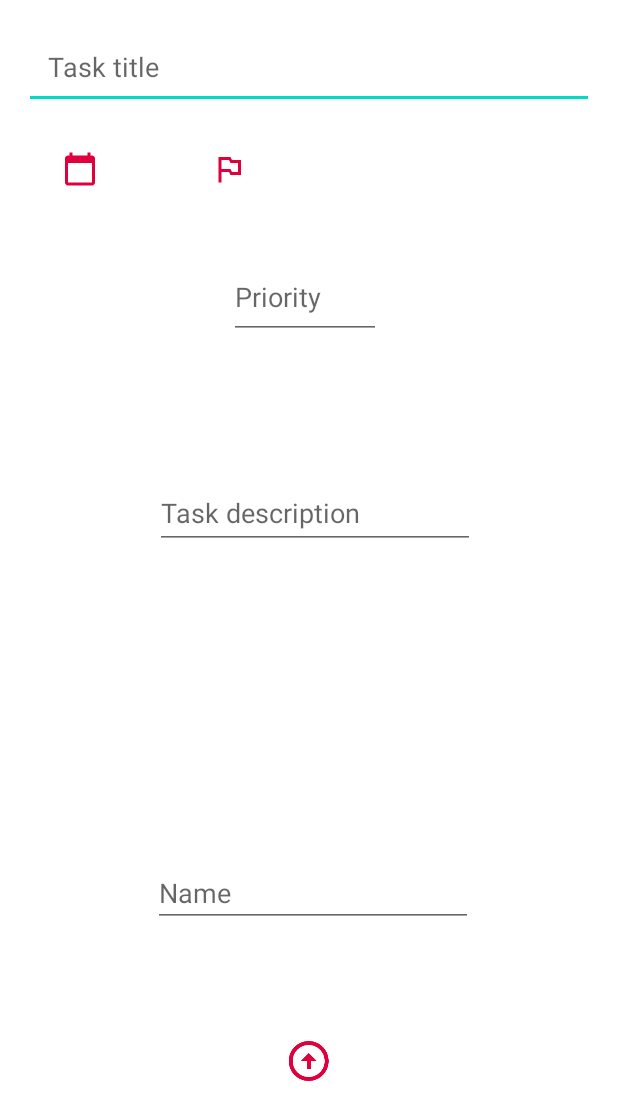
After one commit to EvgenDas/AndroidTaskManager, an Android app: the AddPage screen opened directly, with no data from a screen before it, on a phone screen of 412 x 824 dp. The commit adds this screen. Shown: the top 1120 px of the screen. Run offline under Robolectric (Android 15) with nearby library versions, the phone set to English and light mode, and no system bars.

Commit message:
Почти доделана страница добавления задачи, осталось разобраться с правильным отображением задач

```diff
--- a/app/build.gradle
+++ b/app/build.gradle
@@ -33,7 +33,10 @@ dependencies {
     implementation 'androidx.appcompat:appcompat:1.6.1'
     implementation 'com.google.android.material:material:1.8.0'
     implementation 'androidx.constraintlayout:constraintlayout:2.1.4'
+    implementation 'androidx.room:room-common:2.4.2'
+    implementation 'androidx.room:room-runtime:2.4.2'
     testImplementation 'junit:junit:4.13.2'
     androidTestImplementation 'androidx.test.ext:junit:1.1.5'
     androidTestImplementation 'androidx.test.espresso:espresso-core:3.5.1'
+    annotationProcessor 'androidx.room:room-compiler:2.4.2'
 }
--- a/app/src/main/AndroidManifest.xml
+++ b/app/src/main/AndroidManifest.xml
@@ -12,6 +12,9 @@
         android:theme="@style/Theme.AndroidTaskManager"
         tools:targetApi="31">
         <activity
+            android:name=".AddPage"
+            android:exported="false" />
+        <activity
             android:name=".TaskPage"
             android:exported="false" />
         <activity
@@ -23,6 +26,7 @@
                 <category android:name="android.intent.category.LAUNCHER" />
             </intent-filter>
         </activity>
+
         <meta-data
             android:name="preloaded_fonts"
             android:resource="@array/preloaded_fonts" />
--- /dev/null
+++ b/app/src/main/java/com/dashencko/androidtaskmanager/AddPage.java
@@ -0,0 +1,45 @@
+package com.dashencko.androidtaskmanager;
+
+import androidx.appcompat.app.AppCompatActivity;
+
+import android.annotation.SuppressLint;
+import android.content.Intent;
+import android.os.Bundle;
+import android.view.View;
+import android.widget.EditText;
+import android.widget.TextView;
+
+import com.dashencko.androidtaskmanager.Models.Task;
+import com.google.android.material.textview.MaterialTextView;
+
+public class AddPage extends AppCompatActivity {
+    EditText enter_todo_et, editTextPriority, editTextDescription, editTextName;
+
+
+
+    @Override
+    protected void onCreate(Bundle savedInstanceState) {
+        super.onCreate(savedInstanceState);
+        setContentView(R.layout.activity_add_page);
+
+        enter_todo_et = (EditText) findViewById(R.id.enter_todo_et);
+        editTextPriority = (EditText) findViewById(R.id.editTextPriority);
+        editTextDescription = (EditText) findViewById(R.id.editTextDescription);
+        editTextName = (EditText) findViewById(R.id.editTextName);
+
+    }
+
+    @SuppressLint("NotifyDataSetChanged")
+    public void updateText(View view) {
+
+
+        MainActivity.taskList.add(new Task(10, enter_todo_et.getText().toString(), editTextDescription.getText().toString(), editTextName.getText().toString(), editTextPriority.getText().toString(), "#9C2CF3", 2));
+        MainActivity.taskAdapter.notifyDataSetChanged();
+        MainActivity.FullTaskList.addAll(MainActivity.taskList);
+        Intent intent = new Intent(this, MainActivity.class);
+        startActivity(intent);
+
+
+
+    }
+}
--- /dev/null
+++ b/app/src/main/res/layout/activity_add_page.xml
@@ -0,0 +1,218 @@
+<?xml version="1.0" encoding="utf-8"?>
+<androidx.constraintlayout.widget.ConstraintLayout xmlns:android="http://schemas.android.com/apk/res/android"
+    xmlns:app="http://schemas.android.com/apk/res-auto"
+    xmlns:tools="http://schemas.android.com/tools"
+    android:layout_width="match_parent"
+    android:layout_height="match_parent"
+    tools:context=".AddPage">
+
+
+    <EditText
+        android:id="@+id/enter_todo_et"
+        android:layout_width="0dp"
+        android:layout_height="wrap_content"
+        android:layout_margin="@dimen/dimen_16"
+        android:hint="@string/enter_todo_hint"
+        android:inputType="textPersonName"
+        android:padding="@dimen/dimen_16"
+        app:layout_constraintEnd_toEndOf="parent"
+        app:layout_constraintStart_toStartOf="parent"
+        app:layout_constraintTop_toTopOf="parent" />
+
+    <ImageButton
+        android:id="@+id/priority_todo_button"
+        android:layout_width="77dp"
+        android:layout_height="48dp"
+        android:layout_marginStart="24dp"
+        android:layout_marginTop="16dp"
+        android:background="@android:color/transparent"
+        android:contentDescription="@string/image_description"
+        app:layout_constraintStart_toEndOf="@+id/today_calendar_button"
+        app:layout_constraintTop_toBottomOf="@+id/enter_todo_et"
+        app:srcCompat="@drawable/ic_baseline_outlined_flag_24" />
+
+    <ImageButton
+        android:id="@+id/save_todo_button"
+        android:layout_width="70dp"
+        android:layout_height="72dp"
+        android:layout_marginStart="170dp"
+        android:layout_marginTop="42dp"
+        android:layout_marginEnd="171dp"
+        android:layout_marginBottom="69dp"
+        android:background="@android:color/transparent"
+        android:contentDescription="TODO"
+        android:onClick="updateText"
+        android:scaleX="0.4"
+        android:scaleY="0.4"
+        app:layout_constraintBottom_toBottomOf="parent"
+        app:layout_constraintEnd_toEndOf="parent"
+        app:layout_constraintStart_toStartOf="parent"
+        app:layout_constraintTop_toBottomOf="@+id/editTextName"
+        app:srcCompat="@drawable/ic_baseline_arrow_circle_up_24" />
+
+    <ImageButton
+        android:id="@+id/today_calendar_button"
+        android:layout_width="74dp"
+        android:layout_height="48dp"
+        android:layout_marginStart="16dp"
+        android:contentDescription="@string/image_description"
+        android:layout_marginTop="16dp"
+        android:background="@android:color/transparent"
+        app:layout_constraintStart_toStartOf="parent"
+        app:layout_constraintTop_toBottomOf="@+id/enter_todo_et"
+        app:srcCompat="@drawable/ic_baseline_calendar_today_24" />
+
+    <com.google.android.material.chip.Chip
+        android:id="@+id/tomorrow_chip"
+        android:layout_width="269dp"
+        android:layout_height="41dp"
+        android:text="@string/tomorrow"
+        app:chipIcon="@drawable/ic_baseline_wb_sunny_24"
+        app:layout_constraintEnd_toEndOf="@+id/next_week_chip"
+        app:layout_constraintHorizontal_bias="1.0"
+        app:layout_constraintStart_toStartOf="@+id/next_week_chip"
+        app:layout_constraintTop_toBottomOf="@+id/today_chip" />
+
+    <com.google.android.material.chip.Chip
+        android:id="@+id/next_week_chip"
+        android:layout_width="272dp"
+        android:layout_height="41dp"
+        android:background="@android:color/transparent"
+        android:text="@string/next_week"
+        app:chipIcon="@drawable/ic_baseline_next_week_24"
+        app:layout_constraintEnd_toEndOf="parent"
+        app:layout_constraintStart_toStartOf="parent"
+        app:layout_constraintTop_toBottomOf="@+id/tomorrow_chip" />
+
+    <com.google.android.material.chip.Chip
+        android:id="@+id/today_chip"
+        android:layout_width="267dp"
+        android:layout_height="41dp"
+        android:layout_marginTop="2dp"
+        android:text="@string/today"
+        app:chipIcon="@drawable/ic_baseline_today_24"
+        app:layout_constraintEnd_toEndOf="@+id/tomorrow_chip"
+        app:layout_constraintStart_toStartOf="@+id/tomorrow_chip"
+        app:layout_constraintTop_toBottomOf="@+id/textView" />
+
+    <TextView
+        android:id="@+id/textView"
+        android:layout_width="244dp"
+        android:layout_height="33dp"
+        android:layout_marginTop="48dp"
+        android:gravity="center_horizontal"
+        android:text="@string/due_date_text"
+        android:textSize="18sp"
+        android:textStyle="bold"
+        app:layout_constraintEnd_toEndOf="parent"
+        app:layout_constraintHorizontal_bias="0.497"
+        app:layout_constraintStart_toStartOf="parent"
+        app:layout_constraintTop_toBottomOf="@+id/priority_todo_button" />
+
+    <CalendarView
+        android:id="@+id/calendar_view"
+        android:layout_width="318dp"
+        android:layout_height="296dp"
+        app:layout_constraintBottom_toBottomOf="parent"
+        app:layout_constraintEnd_toEndOf="parent"
+        app:layout_constraintHorizontal_bias="0.494"
+        app:layout_constraintStart_toStartOf="parent"
+        app:layout_constraintTop_toBottomOf="@+id/next_week_chip"
+        app:layout_constraintVertical_bias="0.16000003" />
+
+    <RadioGroup
+        android:id="@+id/radioGroup_priority"
+        android:layout_width="0dp"
+        android:layout_height="51dp"
+        android:layout_marginTop="8dp"
+        android:orientation="horizontal"
+        android:padding="@dimen/dimen_10"
+        android:visibility="gone"
+        app:layout_constraintEnd_toEndOf="parent"
+        app:layout_constraintStart_toStartOf="parent"
+        app:layout_constraintTop_toBottomOf="@+id/priority_todo_button">
+
+        <RadioButton
+            android:id="@+id/radioButton_high"
+            android:layout_width="wrap_content"
+            android:layout_height="wrap_content"
+            android:layout_weight="1"
+            android:background="#C91517"
+            android:text="@string/radio_high" />
+
+        <RadioButton
+            android:id="@+id/radioButton_med"
+            android:layout_width="wrap_content"
+            android:layout_height="wrap_content"
+            android:layout_weight="1"
+            android:background="#FFB300"
+            android:text="@string/radio_med" />
+
+        <RadioButton
+            android:id="@+id/radioButton_low"
+            android:layout_width="wrap_content"
+            android:layout_height="wrap_content"
+            android:layout_weight="1"
+            android:background="@android:color/holo_blue_light"
+            android:text="@string/radio_low" />
+    </RadioGroup>
+
+    <androidx.constraintlayout.widget.Group
+        android:id="@+id/calendar_group"
+        android:layout_width="280dp"
+        android:layout_height="0dp"
+        android:visibility="gone"
+        app:constraint_referenced_ids="calendar_view,next_week_chip,tomorrow_chip,today_chip,textView"
+        app:layout_constraintEnd_toEndOf="parent"
+        app:layout_constraintStart_toStartOf="parent" />
+
+    <EditText
+        android:id="@+id/editTextDescription"
+        android:layout_width="wrap_content"
+        android:layout_height="wrap_content"
+        android:layout_marginStart="103dp"
+        android:layout_marginTop="135dp"
+        android:layout_marginEnd="98dp"
+        android:layout_marginBottom="412dp"
+        android:ems="10"
+        android:hint="@string/enter_todo_hint_description"
+        android:inputType="textPersonName"
+        android:minHeight="48dp"
+        app:layout_constraintBottom_toBottomOf="parent"
+        app:layout_constraintEnd_toEndOf="parent"
+        app:layout_constraintHorizontal_bias="0.0"
+        app:layout_constraintStart_toStartOf="parent"
+        app:layout_constraintTop_toBottomOf="@+id/priority_todo_button" />
+
+    <EditText
+        android:id="@+id/editTextName"
+        android:layout_width="wrap_content"
+        android:layout_height="wrap_content"
+        android:layout_marginStart="103dp"
+        android:layout_marginEnd="98dp"
+        android:ems="10"
+        android:hint="Name"
+        android:inputType="textPersonName"
+        app:layout_constraintBottom_toBottomOf="parent"
+        app:layout_constraintEnd_toEndOf="parent"
+        app:layout_constraintStart_toStartOf="parent"
+        app:layout_constraintTop_toBottomOf="@+id/editTextDescription" />
+
+    <EditText
+        android:id="@+id/editTextPriority"
+        android:layout_width="101dp"
+        android:layout_height="55dp"
+        android:layout_marginStart="152dp"
+        android:layout_marginTop="21dp"
+        android:layout_marginEnd="158dp"
+        android:layout_marginBottom="554dp"
+        android:ems="10"
+        android:hint="Priority"
+        android:inputType="number"
+        app:layout_constraintBottom_toBottomOf="parent"
+        app:layout_constraintEnd_toEndOf="parent"
+        app:layout_constraintStart_toStartOf="parent"
+        app:layout_constraintTop_toBottomOf="@+id/today_calendar_button"
+        app:layout_constraintVertical_bias="0.228" />
+
+</androidx.constraintlayout.widget.ConstraintLayout>
--- a/app/src/main/res/values/strings.xml
+++ b/app/src/main/res/values/strings.xml
@@ -8,6 +8,7 @@
     <string name="task_description">Описание задачи</string>
     <string name="hello_blank_fragment">Hello blank fragment</string>
     <string name="enter_todo_hint">Task title</string>
+    <string name="enter_todo_hint_description">Task description</string>
     <string name="today_calendar_button">Today</string>
     <string name="empty_field">Empty task</string>
     <string name="due_date_text">Due Date</string>
```
Also changed, not shown: app/src/main/java/com/dashencko/androidtaskmanager/MainActivity.java (+19 -7 lines), app/src/main/java/com/dashencko/androidtaskmanager/Models/Task.java (+28 -4 lines), app/src/main/java/com/dashencko/androidtaskmanager/util/TaskRoomDatabase.java (added, +46 -0 lines), app/src/main/res/layout/activity_main.xml (+5 -24 lines).
